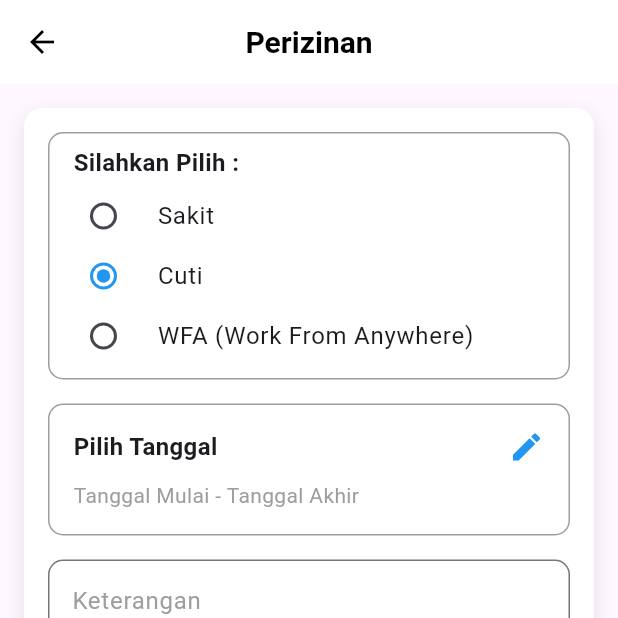
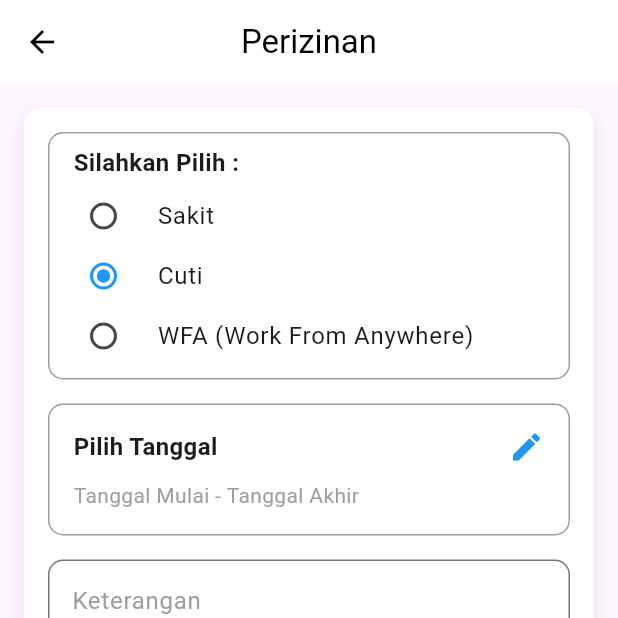
Before and after one commit to MuhammadAinurRiziq13/presensia, a Flutter app: the PermitPage screen opened directly, after a tap on "Perizinan", on a phone screen of 412 x 824 dp, the top half of it. Run offline on Flutter 3.47's test engine with Material 3 defaults, Android fonts, the phone set to English and light mode, and no system bars; our stand-ins replace image_picker, slide_to_act, table_calendar; project files that could hold a hidden picture were left out.

Commit message:
font size in permit page header

```diff
--- a/lib/pages/permit/permit_page.dart
+++ b/lib/pages/permit/permit_page.dart
@@ -22,15 +22,13 @@ class _PermitPageState extends State<PermitPage> {
   Widget build(BuildContext context) {
     return Scaffold(
       appBar: AppBar(
-        title: const Text('Permit'),
+        title: const Text(
+          'Permit',
+          style: TextStyle(color: Colors.black),
+        ),
         backgroundColor: Colors.white,
         elevation: 0,
         centerTitle: true,
-        titleTextStyle: const TextStyle(
-          color: Colors.black,
-          fontSize: 20,
-          fontWeight: FontWeight.bold,
-        ),
         iconTheme: const IconThemeData(color: Colors.black),
       ),
       body: Padding(
--- a/lib/pages/permit/permit_request_page.dart
+++ b/lib/pages/permit/permit_request_page.dart
@@ -29,15 +29,18 @@ class _PermitRequestPageState extends State<PermitRequestPage> {
   Widget build(BuildContext context) {
     return Scaffold(
       appBar: AppBar(
-        title: const Text('Perizinan'),
+        title: const Text(
+          'Perizinan',
+          style: TextStyle(color: Colors.black),
+        ),
         backgroundColor: Colors.white,
         elevation: 0,
         centerTitle: true,
-        titleTextStyle: const TextStyle(
-          color: Colors.black,
-          fontSize: 20,
-          fontWeight: FontWeight.bold,
-        ),
+        // titleTextStyle: const TextStyle(
+        //   color: Colors.black,
+        //   fontSize: 20,
+        //   fontWeight: FontWeight.bold,
+        // ),
         iconTheme: const IconThemeData(color: Colors.black),
       ),
       body: SingleChildScrollView(
```
